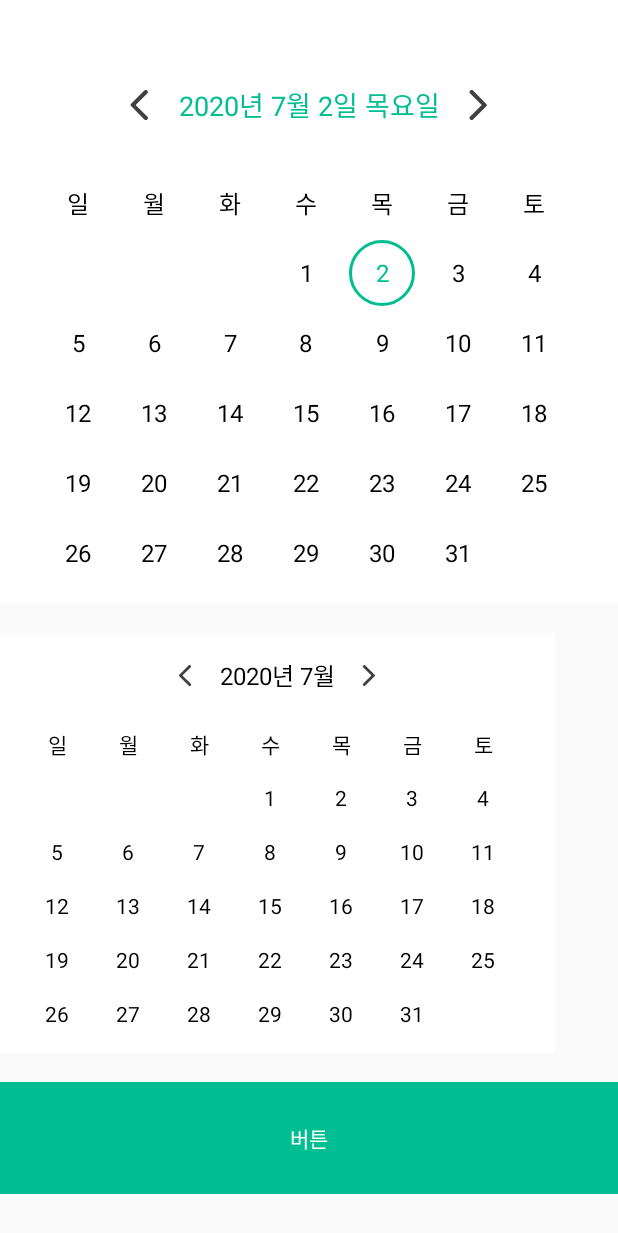
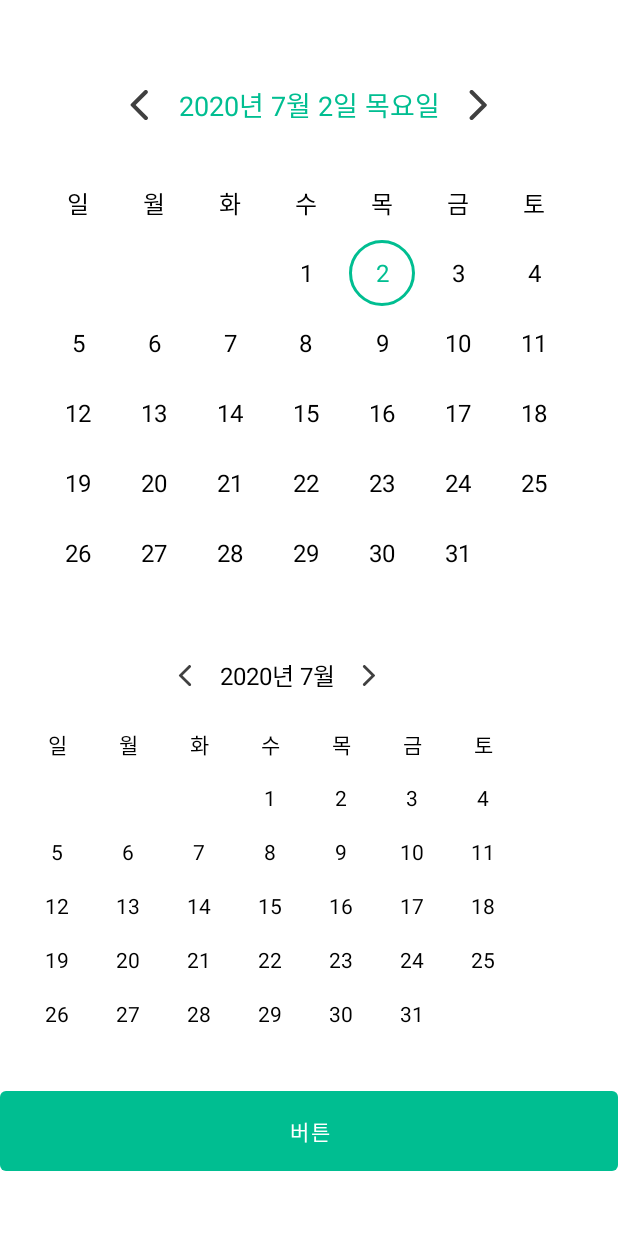
Before and after one commit to DSM-DMS/DmsAndroidViewLibrary, an Android app: the screen it shows after launch (MainActivity), on a phone screen of 412 x 824 dp. Shown: the top 1233 px of the screen. Run offline under Robolectric (Android 15) with nearby library versions, the phone set to English and light mode, and no system bars.

Commit message:
Update 0.0.4-rc1

```diff
--- /dev/null
+++ b/dmsviewlibrary/src/main/java/com/dsm/dms/dmsviewlibrary/button/DmsProgressButtonFunc.kt
@@ -0,0 +1,43 @@
+package com.dsm.dms.dmsviewlibrary.button
+
+import android.content.Context
+import android.graphics.Color
+import android.graphics.drawable.Drawable
+import android.text.SpannableString
+import android.text.Spanned
+import android.util.AttributeSet
+import androidx.core.content.ContextCompat
+import androidx.swiperefreshlayout.widget.CircularProgressDrawable
+import com.dsm.dms.dmsviewlibrary.R
+import android.animation.ValueAnimator
+import android.animation.ArgbEvaluator
+import android.graphics.drawable.Animatable
+import android.os.Handler
+import android.view.Gravity
+import android.view.View
+import androidx.appcompat.widget.AppCompatTextView
+import androidx.cardview.widget.CardView
+import com.google.android.material.button.MaterialButton
+import com.google.android.material.textview.MaterialTextView
+
+
+interface DmsProgressButtonFunc {
+
+    var originText: String
+
+    val progressDrawable: CircularProgressDrawable
+
+    val animatedDrawable: Drawable
+    val errorColor: Int
+
+    val callback: Drawable.Callback
+
+    fun onError(errorMessage: String)
+
+    fun onLoad(loadingText: String)
+
+    fun onSuccess(successMessage: String)
+
+    fun changeBackgroundColorAnimation(colorFromId: Int, colorToId: Int)
+
+}
--- a/dmsviewlibrary/src/main/java/com/dsm/dms/dmsviewlibrary/button/DmsProgressButton.kt
+++ b/dmsviewlibrary/src/main/java/com/dsm/dms/dmsviewlibrary/button/material/DmsProgressMaterialButton.kt
@@ -1,27 +1,29 @@
-package com.dsm.dms.dmsviewlibrary.button
+package com.dsm.dms.dmsviewlibrary.button.material
 
+import android.animation.ArgbEvaluator
+import android.animation.ValueAnimator
 import android.content.Context
 import android.graphics.Color
+import android.graphics.drawable.Animatable
 import android.graphics.drawable.Drawable
+import android.os.Handler
 import android.text.SpannableString
 import android.text.Spanned
 import android.util.AttributeSet
+import android.view.Gravity
+import androidx.appcompat.widget.AppCompatTextView
 import androidx.core.content.ContextCompat
 import androidx.swiperefreshlayout.widget.CircularProgressDrawable
 import com.dsm.dms.dmsviewlibrary.R
-import android.animation.ValueAnimator
-import android.animation.ArgbEvaluator
-import android.graphics.drawable.Animatable
-import android.os.Handler
-import android.view.Gravity
-import androidx.appcompat.widget.AppCompatTextView
+import com.dsm.dms.dmsviewlibrary.button.DmsDrawableSpan
+import com.dsm.dms.dmsviewlibrary.button.DmsProgressButtonFunc
+import com.google.android.material.button.MaterialButton
 
+class DmsProgressMaterialButton(context: Context, attrs: AttributeSet): MaterialButton(context, attrs), DmsProgressButtonFunc {
 
-class DmsProgressButton(context: Context, attrs: AttributeSet): AppCompatTextView(context, attrs) {
+    override var originText: String = ""
 
-    var originText: String = ""
-
-    val progressDrawable = CircularProgressDrawable(context).apply {
+    override val progressDrawable = CircularProgressDrawable(context).apply {
         setStyle(CircularProgressDrawable.LARGE)
         setColorSchemeColors(Color.WHITE)
 
@@ -29,14 +31,14 @@ class DmsProgressButton(context: Context, attrs: AttributeSet): AppCompatTextVie
         setBounds(0, 0, size * 2, size)
     }
 
-    val animatedDrawable = ContextCompat.getDrawable(context, R.drawable.animated_check)!!.apply {
+    override val animatedDrawable = ContextCompat.getDrawable(context, R.drawable.animated_check)!!.apply {
         val size = resources.getDimensionPixelSize(R.dimen.check_size)
         setBounds(0, 0, size, size)
     }
 
-    val errorColor = ContextCompat.getColor(context, R.color.error_red)
+    override val errorColor = R.color.error_red
 
-    private val callback = object : Drawable.Callback {
+    override val callback: Drawable.Callback = object : Drawable.Callback {
         override fun unscheduleDrawable(who: Drawable, what: Runnable) {
         }
         override fun invalidateDrawable(who: Drawable) {
@@ -47,31 +49,30 @@ class DmsProgressButton(context: Context, attrs: AttributeSet): AppCompatTextVie
     }
 
     init {
-        setPadding(30, 40, 30, 40)
         setBackgroundColor(ContextCompat.getColor(context, R.color.main_900))
         setTextColor(ContextCompat.getColor(context, R.color.black_100))
         gravity = Gravity.CENTER
         originText = text.toString()
     }
 
-    fun onError(errorMessage: String) {
+    override fun onError(errorMessage: String) {
         progressDrawable.stop()
-
-        isClickable = true
-        isFocusable = true
 
         changeBackgroundColorAnimation(R.color.main_900, errorColor)
         setTextColor(ContextCompat.getColor(context, R.color.black_100))
         text = errorMessage
 
+        isClickable = true
+        isFocusable = true
+
         Handler().postDelayed(
             {
                 changeBackgroundColorAnimation(errorColor, R.color.main_900)
                 text = originText
-        }, 4000)
+            }, 4000)
     }
 
-    fun onLoad(loadingText: String) {
+    override fun onLoad(loadingText: String) {
         setBackgroundColor(ContextCompat.getColor(context, R.color.main_900))
 
         isClickable = false
@@ -88,11 +89,8 @@ class DmsProgressButton(context: Context, attrs: AttributeSet): AppCompatTextVie
         progressDrawable.start()
     }
 
-    fun onSuccess(successMessage: String) {
+    override fun onSuccess(successMessage: String) {
         progressDrawable.stop()
-
-        isClickable = true
-        isFocusable = true
 
         val drawableSpan = DmsDrawableSpan(animatedDrawable, true, 20, 20)
         val spannableString = SpannableString("$successMessage ").apply {
@@ -106,13 +104,16 @@ class DmsProgressButton(context: Context, attrs: AttributeSet): AppCompatTextVie
             animatedDrawable.start()
         }
 
+        isClickable = true
+        isFocusable = true
+
         Handler().postDelayed(
             {
                 text = originText
             }, 4000)
     }
 
-    private fun changeBackgroundColorAnimation(colorFromId: Int, colorToId: Int) {
+    override fun changeBackgroundColorAnimation(colorFromId: Int, colorToId: Int) {
         val colorFrom = ContextCompat.getColor(context, colorFromId)
         val colorTo = ContextCompat.getColor(context, colorToId)
         val colorAnimation = ValueAnimator.ofObject(ArgbEvaluator(), colorFrom, colorTo)
--- a/sample/build.gradle
+++ b/sample/build.gradle
@@ -34,5 +34,7 @@ dependencies {
     androidTestImplementation 'androidx.test.espresso:espresso-core:3.1.1'
 
     implementation project(":dmsviewlibrary")
+    implementation "androidx.swiperefreshlayout:swiperefreshlayout:1.0.0"
+    implementation 'com.google.android.material:material:1.2.0-alpha06'
 
 }
--- a/sample/src/main/res/layout/main_activity.xml
+++ b/sample/src/main/res/layout/main_activity.xml
@@ -25,9 +25,10 @@
         android:layout_width="wrap_content"
         android:layout_height="wrap_content"/>
 
-    <com.dsm.dms.dmsviewlibrary.button.DmsProgressButton
+    <com.dsm.dms.dmsviewlibrary.button.material.DmsProgressMaterialButton
         android:id="@+id/button"
-        android:foreground="?android:attr/selectableItemBackground"
+        style="@style/Widget.MaterialComponents.Button.TextButton"
+        android:padding="16dp"
         android:text="버튼"
         android:layout_width="match_parent"
         android:layout_height="wrap_content"
--- a/sample/src/main/res/values/styles.xml
+++ b/sample/src/main/res/values/styles.xml
@@ -1,7 +1,7 @@
 <resources>
 
     <!-- Base application theme. -->
-    <style name="AppTheme" parent="Theme.AppCompat.Light.NoActionBar">
+    <style name="AppTheme" parent="Theme.MaterialComponents.Light.NoActionBar">
         <!-- Customize your theme here. -->
         <item name="colorPrimary">@color/colorPrimary</item>
         <item name="colorPrimaryDark">@color/colorPrimaryDark</item>
```
Also changed, not shown: dmsviewlibrary/build.gradle (+5 -4 lines), dmsviewlibrary/src/main/java/com/dsm/dms/dmsviewlibrary/button/textview/DmsProgressButton.kt (added, +125 -0 lines), 1 other file.
